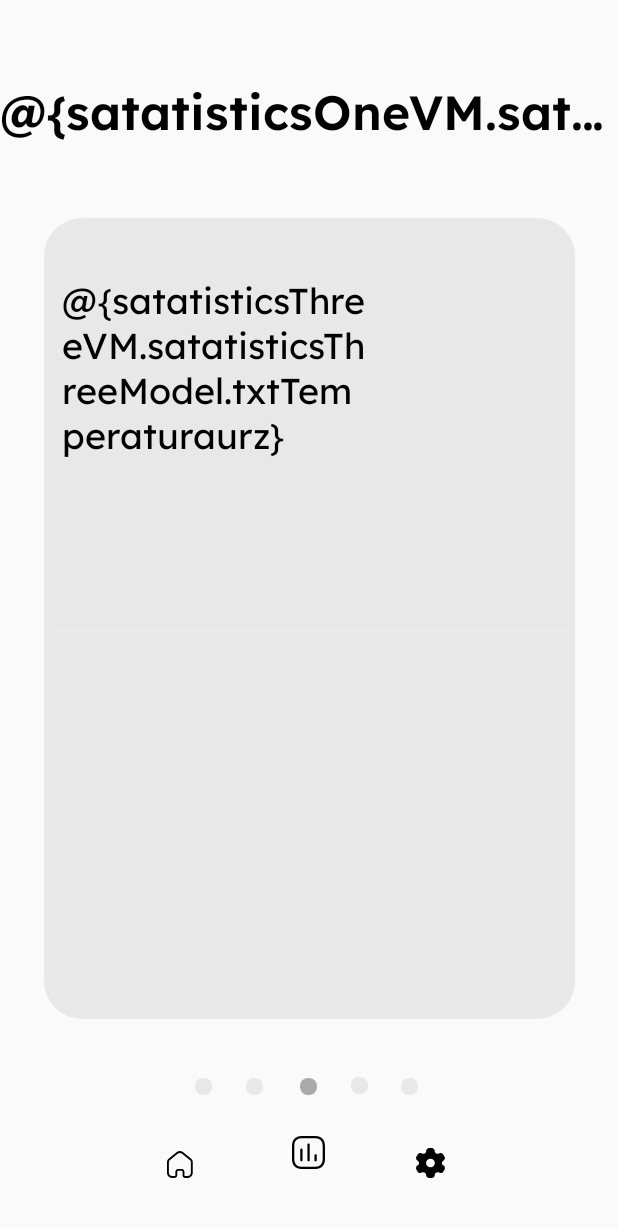
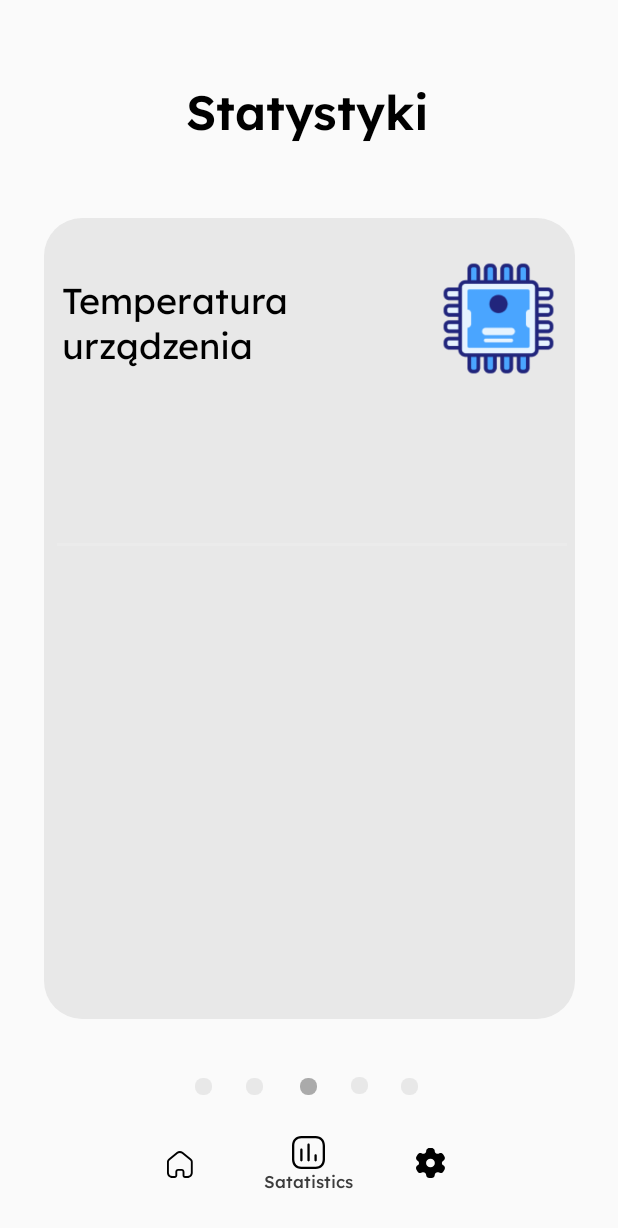
Before and after one commit to Kamilr616/IoT_App_ANS, an Android app: the StatisticActivity3 screen opened directly, with no data from a screen before it, on a phone screen of 412 x 824 dp. Shown: the top 1228 px of the screen. Run offline under Robolectric (Android 15) with nearby library versions, the phone set to English and light mode, and no system bars.

```diff
--- a/app/src/main/java/com/example/iot_app_ans/StatisticActivity.java
+++ b/app/src/main/java/com/example/iot_app_ans/StatisticActivity.java
@@ -83,6 +83,10 @@ public class StatisticActivity extends AppCompatActivity {
                     Intent i = new Intent(this, StatisticActivity2.class);
                     startActivity(i);
                 }
+                else if (x1 < x2) {
+                    Intent i = new Intent(this, StatisticActivity5.class);
+                    startActivity(i);
+                }
                 break;
         }
         return false;
--- a/app/src/main/res/layout/activity_statystki3.xml
+++ b/app/src/main/res/layout/activity_statystki3.xml
@@ -100,7 +100,7 @@
             app:layout_constraintStart_toStartOf="parent"
             app:layout_constraintTop_toTopOf="parent"
             app:layout_constraintVertical_bias="0.745"
-            tools:text="@string/lbl_satatistics" />
+            android:text="@string/lbl_satatistics" />
 
         <ImageView
             android:id="@+id/imageSettings2"
@@ -114,8 +114,7 @@
             app:layout_constraintStart_toStartOf="parent"
             app:layout_constraintTop_toTopOf="parent"
             app:layout_constraintVertical_bias="0.51"
-            tools:ignore="ContentDescription"
-            tools:src="@drawable/img_settings" />
+            tools:ignore="ContentDescription" />
 
         <ImageView
             android:id="@+id/imageVolume2"
@@ -128,8 +127,7 @@
             app:layout_constraintStart_toStartOf="parent"
             app:layout_constraintTop_toTopOf="parent"
             app:layout_constraintVertical_bias="0.355"
-            tools:ignore="ContentDescription"
-            tools:src="@drawable/img_volume" />
+            tools:ignore="ContentDescription" />
 
         <ImageView
             android:id="@+id/imageHome2"
@@ -144,8 +142,7 @@
             app:layout_constraintStart_toStartOf="parent"
             app:layout_constraintTop_toTopOf="parent"
             app:layout_constraintVertical_bias="0.53"
-            tools:ignore="ContentDescription"
-            tools:src="@drawable/img_home" />
+            tools:ignore="ContentDescription" />
     </androidx.constraintlayout.widget.ConstraintLayout>
 
     <TextView
@@ -156,14 +153,13 @@
         android:layout_gravity="center_horizontal"
         android:ellipsize="end"
         android:singleLine="true"
-        android:text="@{satatisticsOneVM.satatisticsOneModel.txtStatystyki}"
+        android:text="@string/lbl_statystyki"
         app:layout_constraintBottom_toBottomOf="parent"
         app:layout_constraintEnd_toEndOf="parent"
         app:layout_constraintHorizontal_bias="0.497"
         app:layout_constraintStart_toStartOf="parent"
         app:layout_constraintTop_toTopOf="parent"
-        app:layout_constraintVertical_bias="0.064"
-        tools:text="@string/lbl_statystyki" />
+        app:layout_constraintVertical_bias="0.064" />
 
     <LinearLayout
         android:id="@+id/linearColumntemperaturaurz"
@@ -194,8 +190,7 @@
                 android:layout_marginTop="@dimen/_10pxv"
                 android:layout_marginBottom="@dimen/_4pxv"
                 android:layout_weight="0.66"
-                android:text="@{satatisticsThreeVM.satatisticsThreeModel.txtTemperaturaurz}"
-                tools:text="@string/msg_temperatura_ur" />
+                android:text="@string/msg_temperatura_ur" />
 
             <ImageView
                 android:id="@+id/image55948741"
@@ -204,7 +199,7 @@
                 android:layout_marginStart="@dimen/_48pxh"
                 android:scaleType="fitXY"
                 tools:ignore="ContentDescription"
-                tools:src="@drawable/img_55948741" />
+                android:src="@drawable/img_55948741" />
         </LinearLayout>
 
         <FrameLayout
```
Also changed, not shown: app/src/main/java/com/example/iot_app_ans/StatisticActivity2.java (+25 -0 lines), app/src/main/java/com/example/iot_app_ans/StatisticActivity3.java (+25 -1 lines), app/src/main/java/com/example/iot_app_ans/StatisticActivity4.java (+25 -1 lines), app/src/main/java/com/example/iot_app_ans/StatisticActivity5.java (+24 -1 lines), app/src/main/res/layout/activity_statystki5.xml (+8 -13 lines), app/src/main/res/layout/activity_statystyki2.xml (+4 -7 lines), app/src/main/res/layout/activity_statystyki4.xml (+8 -13 lines).
